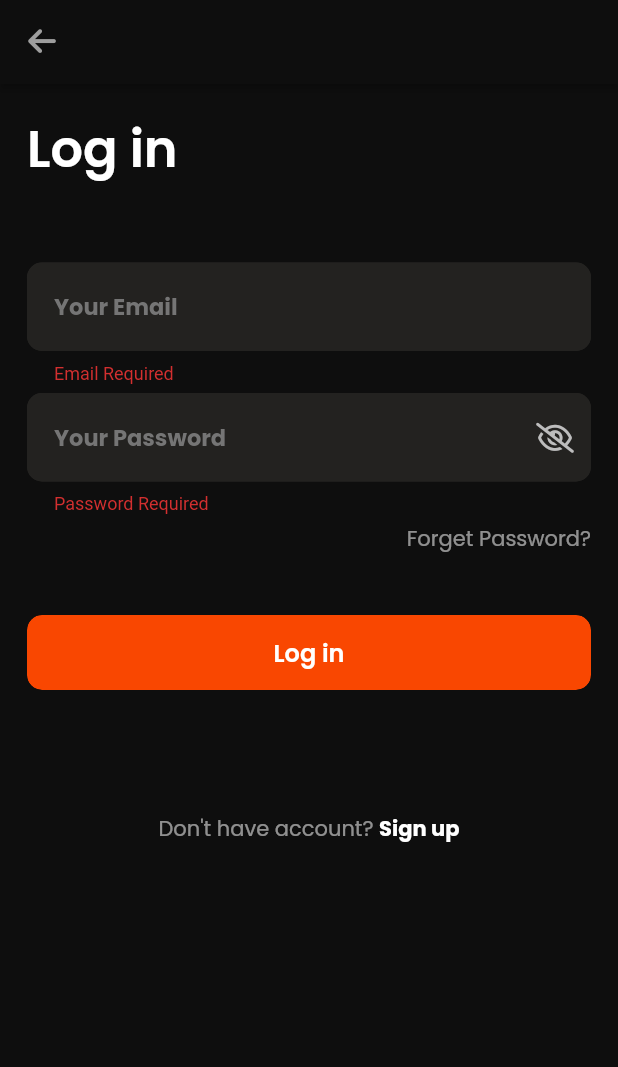
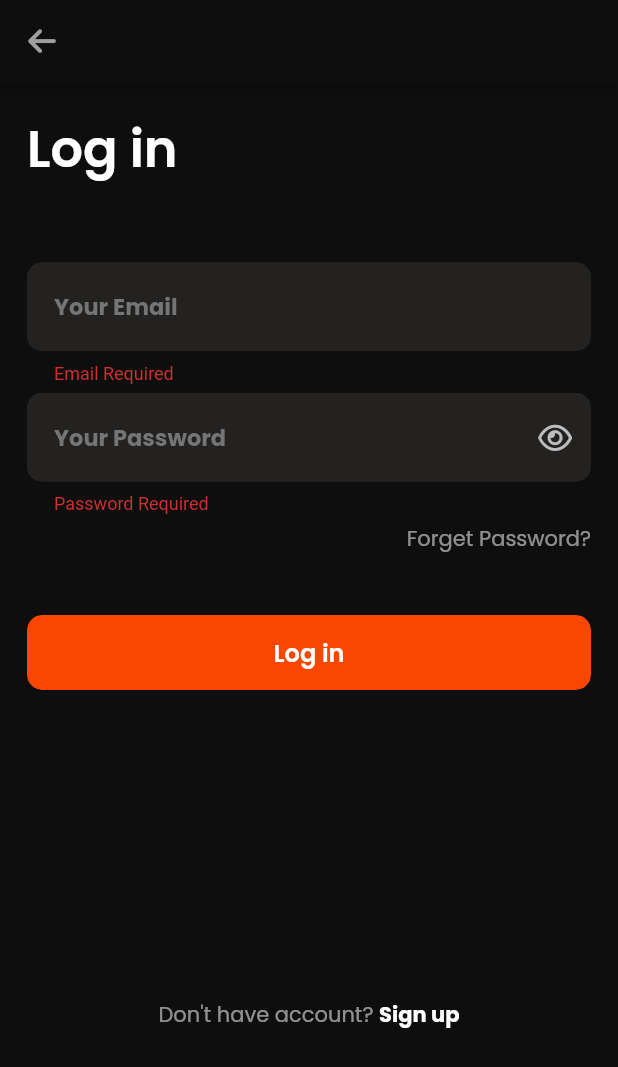
Before and after one commit to MuhammadSabah/Frisp, a Flutter app: the LogInScreen screen opened directly, after a tap on "Log in", on a phone screen of 412 x 824 dp. Shown: the top 1067 px of the screen. Run offline on Flutter 3.47's test engine with Material 2 defaults, Android fonts, the phone set to English and light mode, and no system bars; our stand-ins replace cached_network_image, equatable, firebase_auth, firebase_core, flutter_colorpicker, flutter_svg and 4 more; accounts and stored records are empty; generated files the repository leaves out were written again.

Commit message:
Fixing bugs

```diff
--- a/lib/src/screens/log_in_screen.dart
+++ b/lib/src/screens/log_in_screen.dart
@@ -178,8 +178,12 @@ class _LogInScreenState extends State<LogInScreen> {
                           children: [
                             IconButton(
                               splashRadius: 20,
-                              onPressed: () {},
-                              icon: _showPassword == false
+                              onPressed: () {
+                                setState(() {
+                                  _showPassword = !_showPassword;
+                                });
+                              },
+                              icon: _showPassword
                                   ? FaIcon(
                                       FontAwesomeIcons.eyeSlash,
                                       color: Colors.grey.shade400,
@@ -237,18 +241,29 @@ class _LogInScreenState extends State<LogInScreen> {
                   const SizedBox(height: 40),
                   AuthConfirmButton(
                     title: 'Log in',
-                    callBack: () {
+                    callBack: () async {
                       final isValidForm = _formKey.currentState!.validate();
                       if (isValidForm) {
-                        Provider.of<AppStateManager>(context, listen: false)
-                            .login(
+                        final _output = await Provider.of<AppStateManager>(
+                                context,
+                                listen: false)
+                            .logInUser(
                           userEmail: _emailController.text,
                           userPassword: _passwordController.text,
                         );
+                        if (_output != null) {
+                          ScaffoldMessenger.of(context).showSnackBar(SnackBar(
+                            content: Text('$_output'),
+                            duration: const Duration(
+                              milliseconds: 2300,
+                            ),
+                            backgroundColor: Colors.red.shade500,
+                          ));
+                        }
                       }
                     },
                   ),
-                  SizedBox(height: MediaQuery.of(context).size.height / 10),
+                  SizedBox(height: MediaQuery.of(context).size.height / 4),
                   AuthBottomRichText(
                     detailText: 'Don\'t have account? ',
                     clickableText: 'Sign up',
```
Also changed, not shown: lib/src/providers/app_state_manager.dart (+17 -9 lines), lib/src/screens/sign_up_screen.dart (+18 -7 lines).
